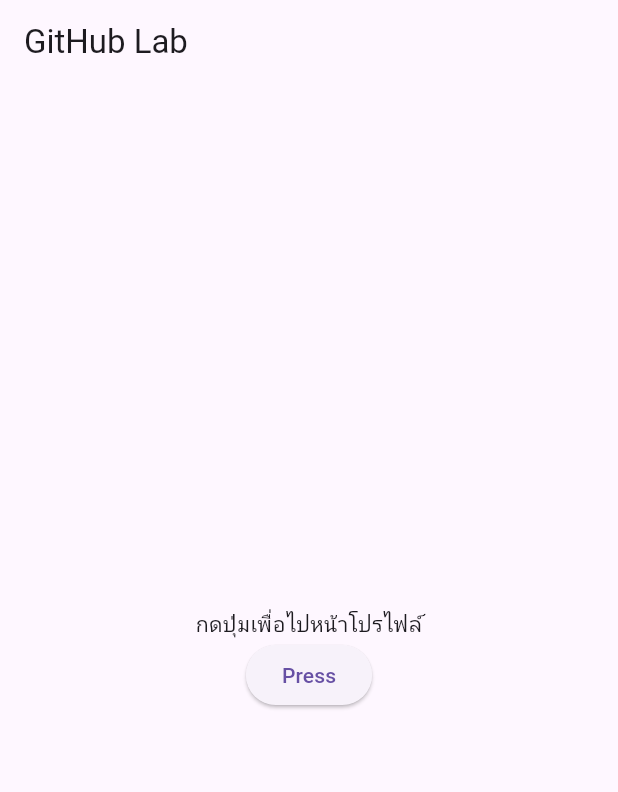
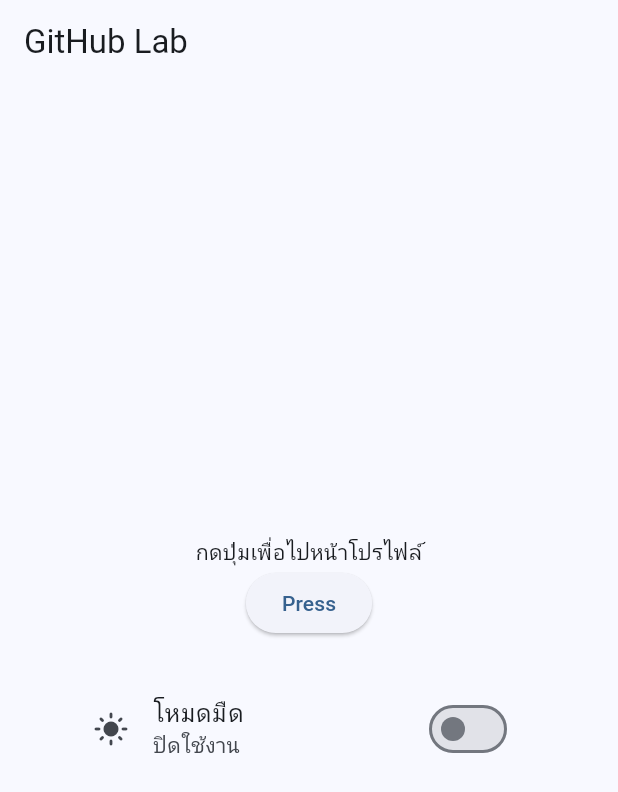
Before and after one commit to keeratiburt/github_lab, a Flutter app: the screen it shows after launch, on a phone screen of 412 x 824 dp. Shown: the top 792 px of the screen. Run offline on Flutter 3.47's test engine with Material 3 defaults, Android fonts, the phone set to English and light mode, and no system bars; our stand-ins replace shared_preferences.

Commit message:
Add persistent theme and document changes

```diff
--- a/lib/main.dart
+++ b/lib/main.dart
@@ -11,19 +11,80 @@
 // git push
 
 import 'package:flutter/material.dart';
+import 'package:shared_preferences/shared_preferences.dart';
 
-void main() {
-  runApp(const MaterialApp(home: MyPage()));
+const _darkModeKey = 'dark_mode';
+
+Future<void> main() async {
+  WidgetsFlutterBinding.ensureInitialized();
+
+  final preferences = SharedPreferencesAsync();
+  final isDarkMode = await preferences.getBool(_darkModeKey) ?? false;
+
+  runApp(MyApp(preferences: preferences, initialDarkMode: isDarkMode));
 }
 
-class MyPage extends StatefulWidget {
-  const MyPage({super.key});
+class MyApp extends StatefulWidget {
+  const MyApp({
+    required this.preferences,
+    required this.initialDarkMode,
+    super.key,
+  });
+
+  final SharedPreferencesAsync preferences;
+  final bool initialDarkMode;
 
   @override
-  State<MyPage> createState() => _MyPageState();
+  State<MyApp> createState() => _MyAppState();
 }
 
-class _MyPageState extends State<MyPage> {
+class _MyAppState extends State<MyApp> {
+  late bool _isDarkMode;
+
+  @override
+  void initState() {
+    super.initState();
+    _isDarkMode = widget.initialDarkMode;
+  }
+
+  Future<void> _changeTheme(bool isDarkMode) async {
+    setState(() {
+      _isDarkMode = isDarkMode;
+    });
+
+    await widget.preferences.setBool(_darkModeKey, isDarkMode);
+  }
+
+  @override
+  Widget build(BuildContext context) {
+    return MaterialApp(
+      theme: ThemeData(
+        colorScheme: ColorScheme.fromSeed(seedColor: Colors.blue),
+        useMaterial3: true,
+      ),
+      darkTheme: ThemeData(
+        colorScheme: ColorScheme.fromSeed(
+          seedColor: Colors.blue,
+          brightness: Brightness.dark,
+        ),
+        useMaterial3: true,
+      ),
+      themeMode: _isDarkMode ? ThemeMode.dark : ThemeMode.light,
+      home: MyPage(isDarkMode: _isDarkMode, onThemeChanged: _changeTheme),
+    );
+  }
+}
+
+class MyPage extends StatelessWidget {
+  const MyPage({
+    required this.isDarkMode,
+    required this.onThemeChanged,
+    super.key,
+  });
+
+  final bool isDarkMode;
+  final ValueChanged<bool> onThemeChanged;
+
   @override
   Widget build(BuildContext context) {
     return Scaffold(
@@ -43,6 +104,19 @@ class _MyPageState extends State<MyPage> {
                 );
               },
               child: const Text('Press'),
+            ),
+            const SizedBox(height: 24),
+            SizedBox(
+              width: 320,
+              child: SwitchListTile(
+                title: const Text('โหมดมืด'),
+                subtitle: Text(isDarkMode ? 'เปิดใช้งาน' : 'ปิดใช้งาน'),
+                secondary: Icon(
+                  isDarkMode ? Icons.dark_mode : Icons.light_mode,
+                ),
+                value: isDarkMode,
+                onChanged: onThemeChanged,
+              ),
             ),
           ],
         ),
--- a/pubspec.yaml
+++ b/pubspec.yaml
@@ -9,6 +9,7 @@ environment:
 dependencies:
   flutter:
     sdk: flutter
+  shared_preferences: ^2.5.6
 
 dev_dependencies:
   flutter_test:
```
Also changed, not shown: pubspec.lock, 3 other files.
